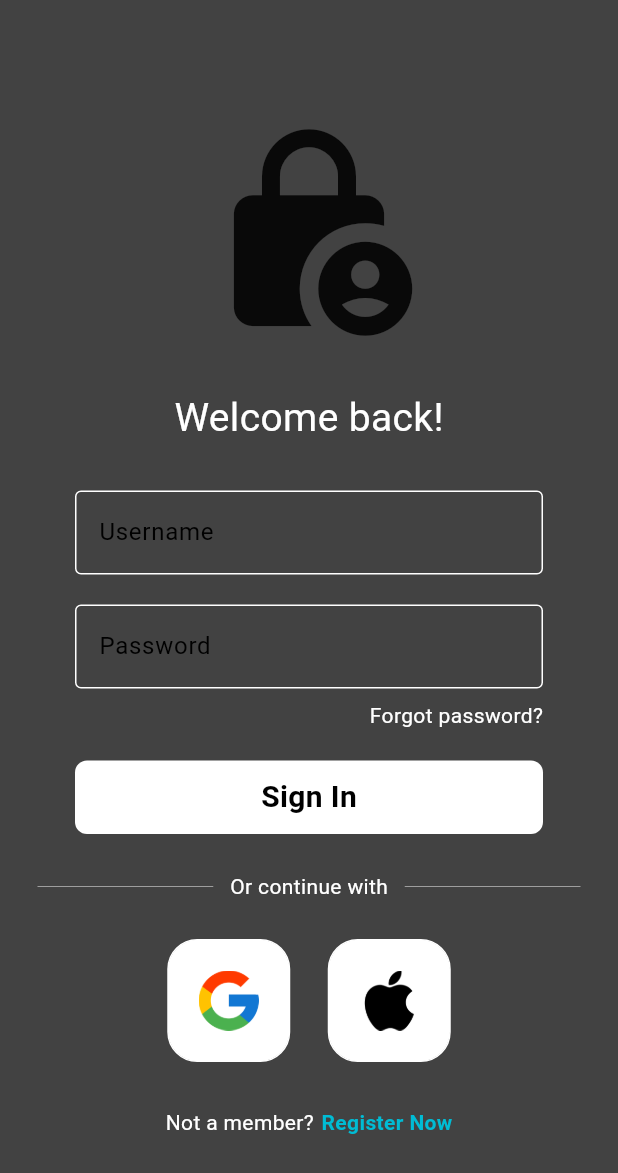
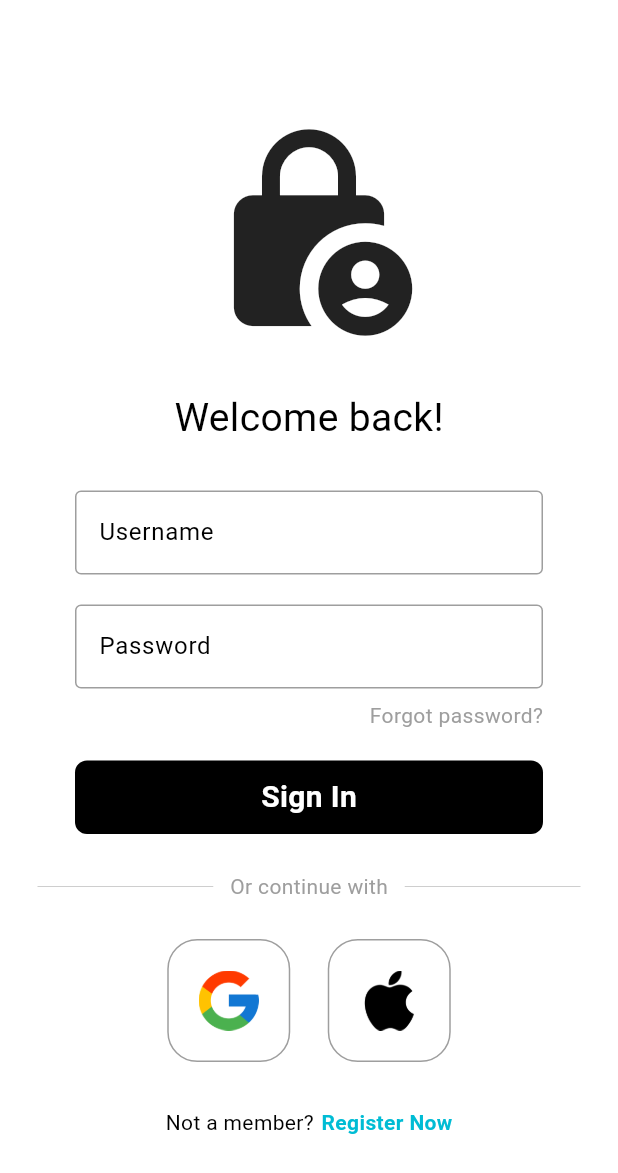
Before and after one commit to indefinite-future/QuoteLens, a Flutter app: the screen it shows after launch, on a phone screen of 412 x 824 dp. Shown: the top 1173 px of the screen. Run offline on Flutter 3.47's test engine with Material 3 defaults, Android fonts, the phone set to English and light mode, and no system bars; our stand-ins replace feather_icons, firebase_auth, firebase_core, firebase_storage, google_sign_in; accounts and stored records are empty.

Commit message:
finish all login theme setting

```diff
--- a/lib/components/login_button.dart
+++ b/lib/components/login_button.dart
@@ -14,14 +14,14 @@ class LoginButton extends StatelessWidget {
           padding: const EdgeInsets.all(10.0),
           margin: const EdgeInsets.symmetric(horizontal: 50.0),
           decoration: BoxDecoration(
-            color: Colors.white,
+            color: Theme.of(context).primaryColor,
             borderRadius: BorderRadius.circular(8),
           ),
           child: Center(
             child: Text(text,
-                style: const TextStyle(
+                style: TextStyle(
                     fontSize: 20,
-                    color: Colors.black,
+                    color: Theme.of(context).colorScheme.background,
                     fontWeight: FontWeight.bold)),
           ),
         ));
--- a/lib/components/login_squarebox.dart
+++ b/lib/components/login_squarebox.dart
@@ -13,7 +13,7 @@ class SquareTile extends StatelessWidget {
       child: Container(
         padding: const EdgeInsets.all(20),
         decoration: BoxDecoration(
-          border: Border.all(color: Colors.white),
+          border: Border.all(color: Theme.of(context).colorScheme.tertiary),
           color: Colors.white,
           borderRadius: BorderRadius.circular(20),
         ),
--- a/lib/components/login_textfield.dart
+++ b/lib/components/login_textfield.dart
@@ -20,13 +20,16 @@ class LoginTextField extends StatelessWidget {
         controller: controller,
         obscureText: obscureText, //hide password
         decoration: InputDecoration(
-          enabledBorder: const OutlineInputBorder(
-            borderSide: BorderSide(color: Colors.white),
+          enabledBorder: OutlineInputBorder(
+            borderSide:
+                BorderSide(color: Theme.of(context).colorScheme.tertiary),
           ),
           focusedBorder: const OutlineInputBorder(
-            borderSide: BorderSide(color: Colors.grey),
+            borderSide:
+                //BorderSide(color: Theme.of(context).colorScheme.secondary),
+                BorderSide(color: Colors.cyan),
           ),
-          fillColor: Colors.grey.shade800,
+          fillColor: Theme.of(context).colorScheme.background,
           filled: true,
           border: const OutlineInputBorder(),
           hintText: hintText,
--- a/lib/pages/bottomnav.dart
+++ b/lib/pages/bottomnav.dart
@@ -32,7 +32,6 @@ class _BottomNavState extends State<BottomNav> {
             child: SizedBox(
                 height: 110, //min 89
                 child: BottomNavigationBar(
-                  //bottomNavigationBar: BottomNavigationBar(
                   backgroundColor: Theme.of(context)
                       .scaffoldBackgroundColor, //const Color(0xFF212121),
                   unselectedItemColor: Colors.white,
--- a/lib/pages/login_page.dart
+++ b/lib/pages/login_page.dart
@@ -113,7 +113,7 @@ class _LoginPageState extends State<LoginPage> {
   @override
   Widget build(BuildContext context) {
     return Scaffold(
-      backgroundColor: Colors.grey[800],
+      backgroundColor: Theme.of(context).colorScheme.background,
       body: SafeArea(
           child: SingleChildScrollView(
               child: ConstrainedBox(
@@ -130,11 +130,11 @@ class _LoginPageState extends State<LoginPage> {
                       const SizedBox(height: 30),
 
                       // Welcome text
-                      const Text(
+                      Text(
                         'Welcome back!',
                         style: TextStyle(
                           fontSize: 26,
-                          color: Colors.white,
+                          color: Theme.of(context).primaryColor,
                         ),
                       ),
 
@@ -142,9 +142,10 @@ class _LoginPageState extends State<LoginPage> {
 
                       // Username text field
                       LoginTextField(
-                          controller: emailController,
-                          hintText: 'Username',
-                          obscureText: false),
+                        controller: emailController,
+                        hintText: 'Username',
+                        obscureText: false,
+                      ),
 
                       const SizedBox(height: 20),
 
@@ -157,8 +158,8 @@ class _LoginPageState extends State<LoginPage> {
                       const SizedBox(height: 8),
 
                       // Forgot password text
-                      const Padding(
-                          padding: EdgeInsets.symmetric(horizontal: 50.0),
+                      Padding(
+                          padding: const EdgeInsets.symmetric(horizontal: 50.0),
                           child: Row(
                             mainAxisAlignment: MainAxisAlignment.end,
                             children: [
@@ -166,7 +167,7 @@ class _LoginPageState extends State<LoginPage> {
                                 'Forgot password?',
                                 style: TextStyle(
                                   fontSize: 14,
-                                  color: Colors.white,
+                                  color: Theme.of(context).colorScheme.tertiary,
                                 ),
                               ),
                             ],
@@ -190,9 +191,12 @@ class _LoginPageState extends State<LoginPage> {
                               Expanded(
                                   child: Divider(
                                       thickness: 0.5, color: Colors.grey[400])),
-                              const Text("   Or continue with   ",
+                              Text("   Or continue with   ",
                                   style: TextStyle(
-                                      fontSize: 14, color: Colors.white)),
+                                    fontSize: 14,
+                                    color:
+                                        Theme.of(context).colorScheme.tertiary,
+                                  )),
                               Expanded(
                                   child: Divider(
                                       thickness: 0.5, color: Colors.grey[400])),
@@ -225,9 +229,10 @@ class _LoginPageState extends State<LoginPage> {
                       Row(
                         mainAxisAlignment: MainAxisAlignment.center,
                         children: [
-                          const Text('Not a member?',
-                              style:
-                                  TextStyle(fontSize: 14, color: Colors.white)),
+                          Text('Not a member?',
+                              style: TextStyle(
+                                  fontSize: 14,
+                                  color: Theme.of(context).primaryColor)),
                           const SizedBox(width: 5),
                           GestureDetector(
                             onTap: widget.onTap,
--- a/lib/themes/themes.dart
+++ b/lib/themes/themes.dart
@@ -4,25 +4,27 @@ import 'package:flutter/material.dart';
 ThemeData darkTheme = ThemeData(
   useMaterial3: true,
   primarySwatch: Colors.grey,
-  primaryColor: Colors.black,
+  primaryColor: Colors.white,
   brightness: Brightness.dark,
   scaffoldBackgroundColor: Colors.black38,
   colorScheme: ColorScheme.dark(
     background: Colors.grey[800]!,
     primary: Colors.grey[700]!,
     secondary: Colors.grey,
+    tertiary: Colors.white,
   ),
 );
 
 ThemeData lightTheme = ThemeData(
   useMaterial3: true,
   primarySwatch: Colors.grey,
-  primaryColor: Colors.white,
+  primaryColor: Colors.black,
   brightness: Brightness.light,
-  scaffoldBackgroundColor: Colors.white38,
+  scaffoldBackgroundColor: Colors.white70,
   colorScheme: ColorScheme.light(
     background: Colors.white,
     primary: Colors.grey[100]!,
     secondary: Colors.grey[200]!,
+    tertiary: Colors.grey,
   ),
 );
```
